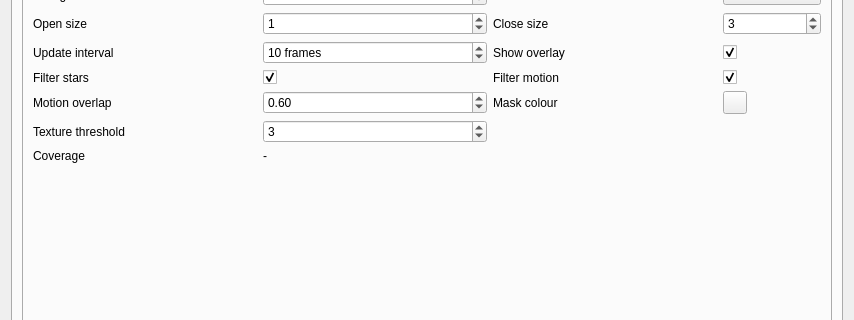
The window that plugins/feature/camera/camerasettingsdialog.ui (srcejon/sdrangel) describes before a commit, drawn with Qt 5; both pictures show x 0 to 854 and y 155 to 475 of the 854 by 914 pixel window.
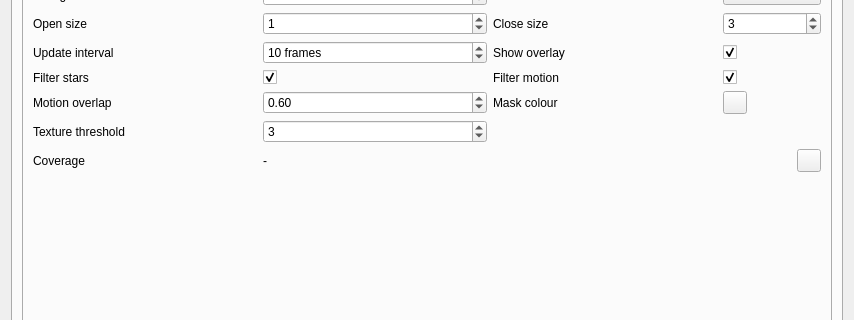
The same window after the commit. The open tabs and pages were chosen to show the change. Icons and pictures are not drawn. Custom widgets are drawn as their Qt base class.

Commit message: Add cloud coverage chart, and detect day/night based on time & camera position.

```diff
--- a/plugins/feature/camera/camerasettingsdialog.ui
+++ b/plugins/feature/camera/camerasettingsdialog.ui
@@ -6501,18 +6501,32 @@
              </property>
             </widget>
            </item>
-           <item row="9" column="0">
-            <spacer name="cloudVerticalSpacer">
-             <property name="orientation">
-              <enum>Qt::Orientation::Vertical</enum>
+           <item row="8" column="3" alignment="Qt::AlignmentFlag::AlignRight">
+            <widget class="QToolButton" name="clearCloudChart">
+             <property name="toolTip">
+              <string>Clear cloud coverage history chart</string>
              </property>
-             <property name="sizeHint" stdset="0">
+             <property name="text">
+              <string/>
+             </property>
+             <property name="icon">
+              <iconset resource="../../../sdrgui/resources/res.qrc">
+               <normaloff>:/bin.png</normaloff>:/bin.png</iconset>
+             </property>
+            </widget>
+           </item>
+           <item row="9" column="0" colspan="4">
+            <widget class="QWidget" name="cloudChartContainer" native="true">
+             <property name="toolTip">
+              <string>Displays the cloud coverage history chart.</string>
+             </property>
+             <property name="minimumSize">
               <size>
-               <width>20</width>
-               <height>40</height>
+               <width>0</width>
+               <height>200</height>
               </size>
              </property>
-            </spacer>
+            </widget>
            </item>
           </layout>
          </widget>
```
Left out of the diff: 2 changed lines with no effect on the pictures. The commit also changes 6 other files.
